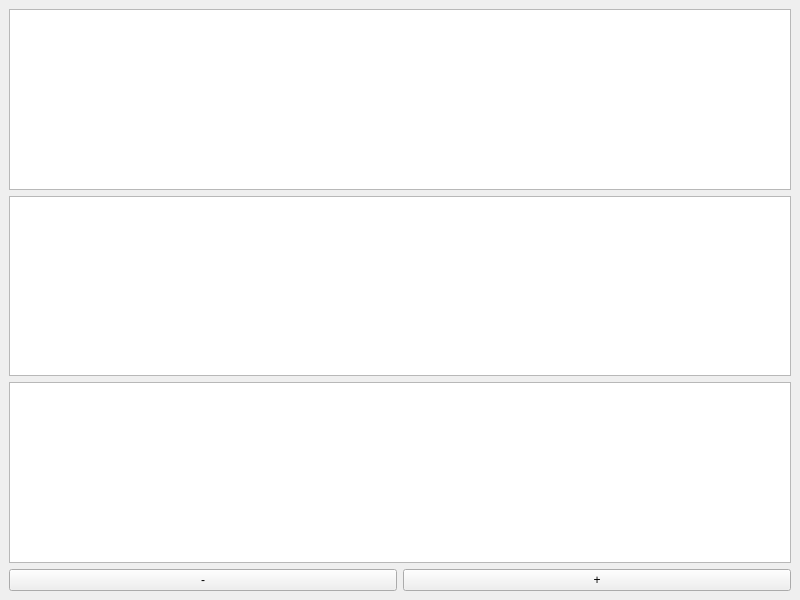
Before: the Qt Designer form mainwindow.ui in yoshi0526/ImageViewerWid, drawn with Qt 5.
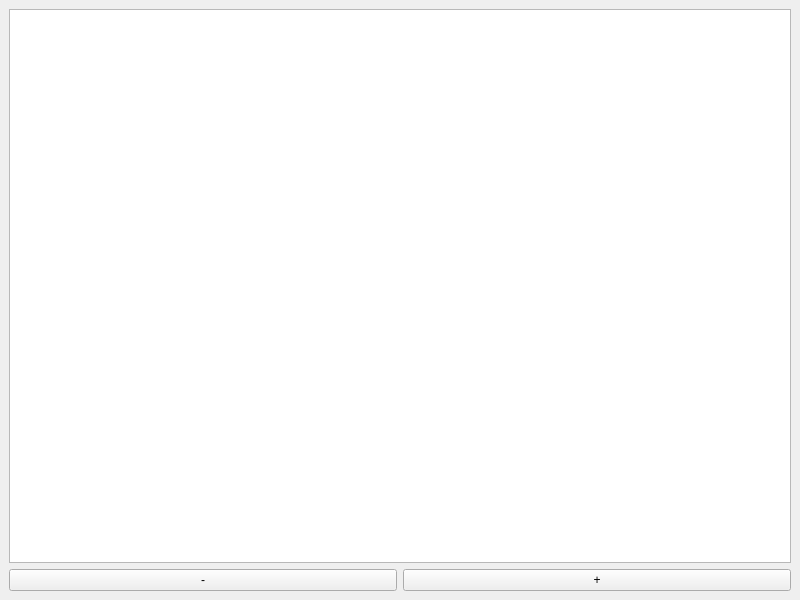
After: the same form once the commit is applied.

Commit message: QDir and entryList are used for read all jpg file

What changed in the file:
```diff
--- a/mainwindow.ui
+++ b/mainwindow.ui
@@ -10,19 +10,25 @@
     <height>600</height>
    </rect>
   </property>
+  <property name="font">
+   <font>
+    <family>Ubuntu</family>
+   </font>
+  </property>
   <property name="windowTitle">
    <string>Image Viewer</string>
   </property>
   <widget class="QWidget" name="centralwidget">
    <layout class="QVBoxLayout" name="verticalLayout">
     <item>
-     <widget class="QListView" name="listView"/>
-    </item>
-    <item>
-     <widget class="QTreeView" name="treeView"/>
-    </item>
-    <item>
-     <widget class="QTableView" name="tableView"/>
+     <widget class="QListView" name="listView">
+      <property name="verticalScrollBarPolicy">
+       <enum>Qt::ScrollBarAlwaysOff</enum>
+      </property>
+      <property name="horizontalScrollBarPolicy">
+       <enum>Qt::ScrollBarAlwaysOff</enum>
+      </property>
+     </widget>
     </item>
     <item>
      <layout class="QHBoxLayout" name="horizontalLayout">
```
The commit also changes 2 other files.
